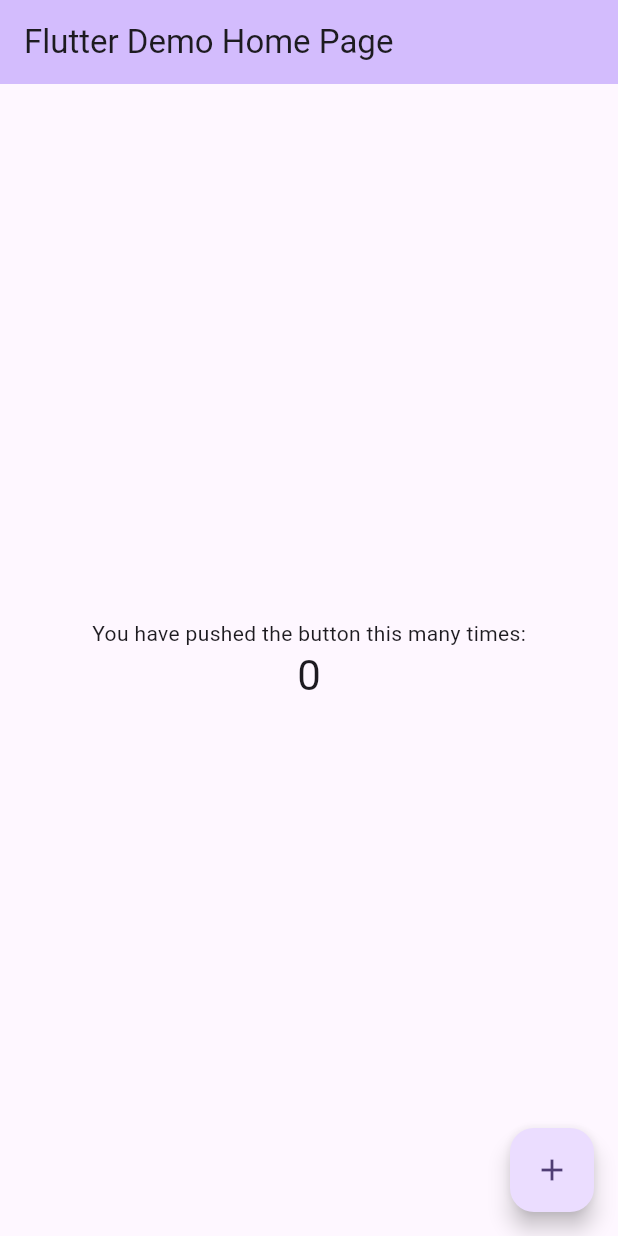
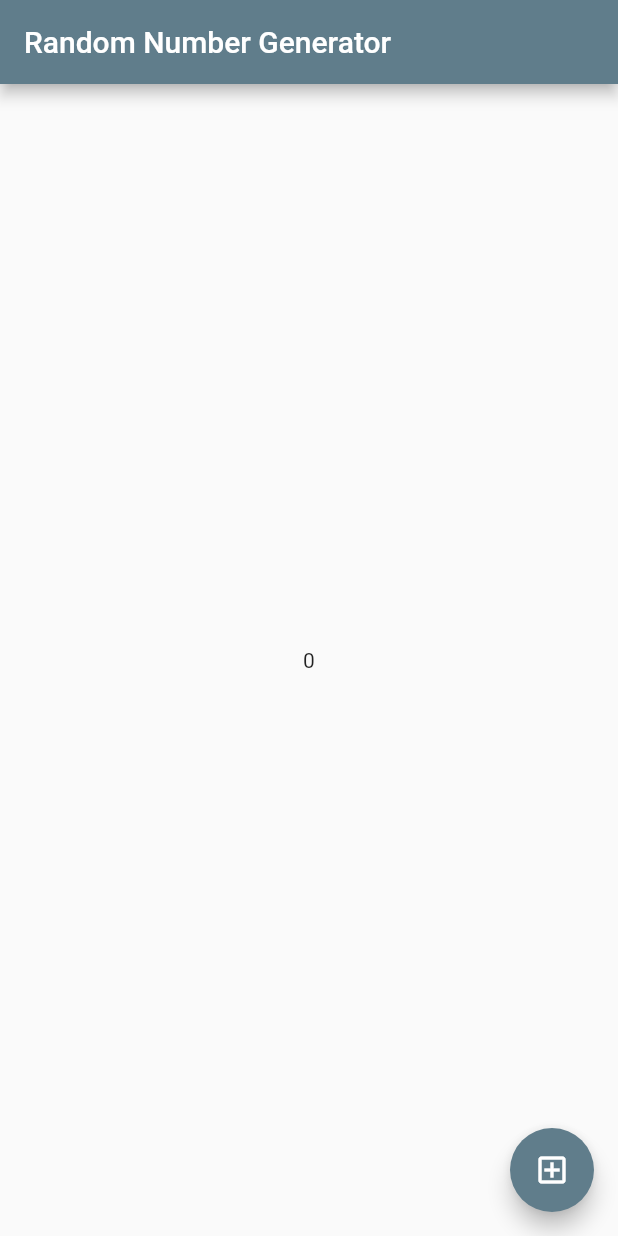
Before and after one commit to MarcusVNT/trilhaapp, a Flutter app: the screen it shows after launch, on a phone screen of 412 x 824 dp. Run offline on Flutter 3.47's test engine with Material 2 defaults, Android fonts, the phone set to English and light mode, and no system bars.

Commit message:
Add Generate Random Number

```diff
--- a/lib/main.dart
+++ b/lib/main.dart
@@ -1,125 +1,7 @@
 import 'package:flutter/material.dart';
+
+import 'my_app.dart';
 
 void main() {
   runApp(const MyApp());
 }
-
-class MyApp extends StatelessWidget {
-  const MyApp({super.key});
-
-  // This widget is the root of your application.
-  @override
-  Widget build(BuildContext context) {
-    return MaterialApp(
-      title: 'Flutter Demo',
-      theme: ThemeData(
-        // This is the theme of your application.
-        //
-        // TRY THIS: Try running your application with "flutter run". You'll see
-        // the application has a blue toolbar. Then, without quitting the app,
-        // try changing the seedColor in the colorScheme below to Colors.green
-        // and then invoke "hot reload" (save your changes or press the "hot
-        // reload" button in a Flutter-supported IDE, or press "r" if you used
-        // the command line to start the app).
-        //
-        // Notice that the counter didn't reset back to zero; the application
-        // state is not lost during the reload. To reset the state, use hot
-        // restart instead.
-        //
-        // This works for code too, not just values: Most code changes can be
-        // tested with just a hot reload.
-        colorScheme: ColorScheme.fromSeed(seedColor: Colors.deepPurple),
-        useMaterial3: true,
-      ),
-      home: const MyHomePage(title: 'Flutter Demo Home Page'),
-    );
-  }
-}
-
-class MyHomePage extends StatefulWidget {
-  const MyHomePage({super.key, required this.title});
-
-  // This widget is the home page of your application. It is stateful, meaning
-  // that it has a State object (defined below) that contains fields that affect
-  // how it looks.
-
-  // This class is the configuration for the state. It holds the values (in this
-  // case the title) provided by the parent (in this case the App widget) and
-  // used by the build method of the State. Fields in a Widget subclass are
-  // always marked "final".
-
-  final String title;
-
-  @override
-  State<MyHomePage> createState() => _MyHomePageState();
-}
-
-class _MyHomePageState extends State<MyHomePage> {
-  int _counter = 0;
-
-  void _incrementCounter() {
-    setState(() {
-      // This call to setState tells the Flutter framework that something has
-      // changed in this State, which causes it to rerun the build method below
-      // so that the display can reflect the updated values. If we changed
-      // _counter without calling setState(), then the build method would not be
-      // called again, and so nothing would appear to happen.
-      _counter++;
-    });
-  }
-
-  @override
-  Widget build(BuildContext context) {
-    // This method is rerun every time setState is called, for instance as done
-    // by the _incrementCounter method above.
-    //
-    // The Flutter framework has been optimized to make rerunning build methods
-    // fast, so that you can just rebuild anything that needs updating rather
-    // than having to individually change instances of widgets.
-    return Scaffold(
-      appBar: AppBar(
-        // TRY THIS: Try changing the color here to a specific color (to
-        // Colors.amber, perhaps?) and trigger a hot reload to see the AppBar
-        // change color while the other colors stay the same.
-        backgroundColor: Theme.of(context).colorScheme.inversePrimary,
-        // Here we take the value from the MyHomePage object that was created by
-        // the App.build method, and use it to set our appbar title.
-        title: Text(widget.title),
-      ),
-      body: Center(
-        // Center is a layout widget. It takes a single child and positions it
-        // in the middle of the parent.
-        child: Column(
-          // Column is also a layout widget. It takes a list of children and
-          // arranges them vertically. By default, it sizes itself to fit its
-          // children horizontally, and tries to be as tall as its parent.
-          //
-          // Column has various properties to control how it sizes itself and
-          // how it positions its children. Here we use mainAxisAlignment to
-          // center the children vertically; the main axis here is the vertical
-          // axis because Columns are vertical (the cross axis would be
-          // horizontal).
-          //
-          // TRY THIS: Invoke "debug painting" (choose the "Toggle Debug Paint"
-          // action in the IDE, or press "p" in the console), to see the
-          // wireframe for each widget.
-          mainAxisAlignment: MainAxisAlignment.center,
-          children: <Widget>[
-            const Text(
-              'You have pushed the button this many times:',
-            ),
-            Text(
-              '$_counter',
-              style: Theme.of(context).textTheme.headlineMedium,
-            ),
-          ],
-        ),
-      ),
-      floatingActionButton: FloatingActionButton(
-        onPressed: _incrementCounter,
-        tooltip: 'Increment',
-        child: const Icon(Icons.add),
-      ), // This trailing comma makes auto-formatting nicer for build methods.
-    );
-  }
-}
--- /dev/null
+++ b/lib/my_app.dart
@@ -0,0 +1,16 @@
+import 'package:flutter/material.dart';
+
+import 'pages/home_page.dart';
+
+class MyApp extends StatelessWidget {
+  const MyApp({super.key});
+
+  @override
+  Widget build(BuildContext context) {
+    return MaterialApp(
+      debugShowCheckedModeBanner: false,
+      theme: ThemeData(primarySwatch: Colors.blueGrey),
+      home: const HomePage(),
+    );
+  }
+}
--- /dev/null
+++ b/lib/pages/home_page.dart
@@ -0,0 +1,33 @@
+import 'package:flutter/material.dart';
+import '../service/generate_random_number.dart';
+
+class HomePage extends StatefulWidget {
+  const HomePage({super.key});
+
+  @override
+  State<HomePage> createState() => _HomePageState();
+}
+
+class _HomePageState extends State<HomePage> {
+  var generatedNumber = 0;
+
+  @override
+  Widget build(BuildContext context) {
+    return Scaffold(
+      appBar: AppBar(
+        title: const Text("Random Number Generator"),
+      ),
+      body: Center(
+        child: Text(generatedNumber.toString()),
+      ),
+      floatingActionButton: FloatingActionButton(
+        onPressed: () {
+          setState(() {
+            generatedNumber = GenerateRandomNumber.generateRandomNumber(100);
+          });
+        },
+        child: const Icon(Icons.add_box_outlined),
+      ),
+    );
+  }
+}
--- /dev/null
+++ b/lib/service/generate_random_number.dart
@@ -0,0 +1,8 @@
+import 'dart:math';
+
+class GenerateRandomNumber {
+  static int generateRandomNumber(int maxNumber) {
+    Random randomNumber = Random();
+    return randomNumber.nextInt(maxNumber);
+  }
+}
```
Also changed, not shown: 1 other file.
